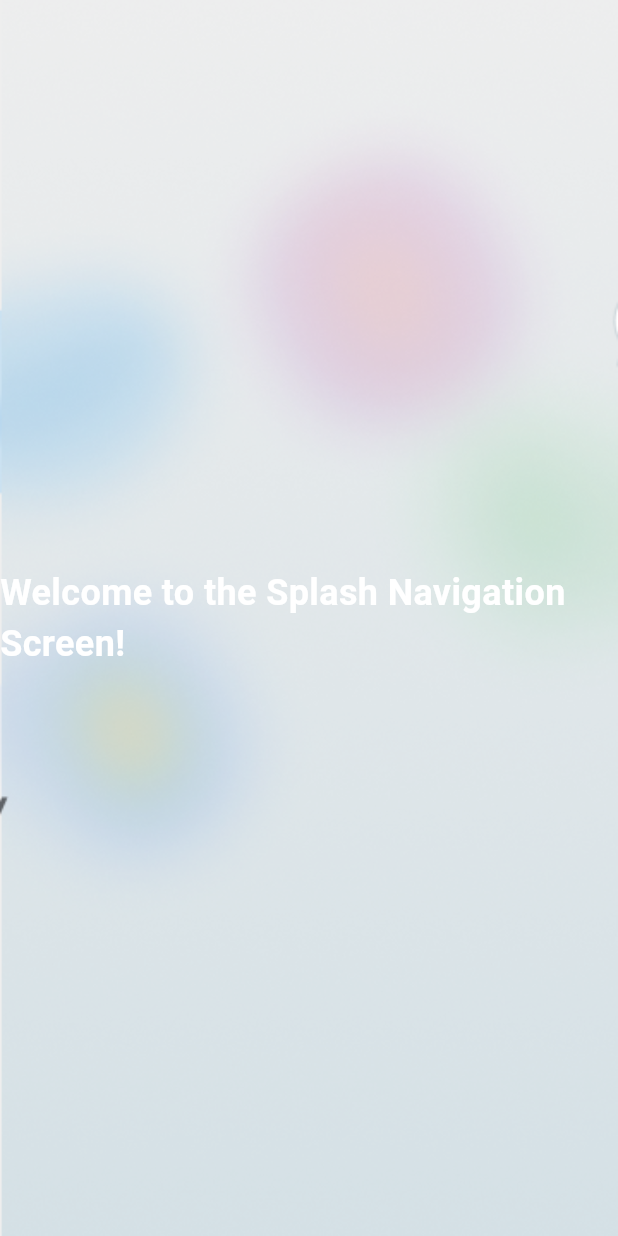
After one commit to imhemish/Orbcura, a Flutter app: the SplashNavScreen screen opened by its route, on a phone screen of 412 x 824 dp. The commit adds this screen. Run offline on Flutter 3.47's test engine with Material 3 defaults, Android fonts, the phone set to English and light mode, and no system bars; our stand-ins replace video_player.

Commit message:
updated splash

```diff
--- a/orbcura_app/lib/screens/splash.dart
+++ b/orbcura_app/lib/screens/splash.dart
@@ -20,7 +20,8 @@ class _SplashScreenState extends State<SplashScreen> {
 
     _controller.addListener(() {
       if (_controller.value.position == _controller.value.duration) {
-        Navigator.of(context).pushReplacementNamed('/home'); // Navigate to home screen
+        Navigator.of(context)
+            .pushReplacementNamed('/splash_nav'); // Navigate to home screen
       }
     });
   }
--- /dev/null
+++ b/orbcura_app/lib/screens/splash_nav.dart
@@ -0,0 +1,35 @@
+import 'package:flutter/material.dart';
+
+class SplashNavScreen extends StatefulWidget {
+  const SplashNavScreen({super.key});
+
+  @override
+  State<SplashNavScreen> createState() => _SplashNavScreenState();
+}
+
+class _SplashNavScreenState extends State<SplashNavScreen> {
+  @override
+  Widget build(BuildContext context) {
+    return Scaffold(
+      body: Stack(
+        fit: StackFit.expand,
+        children: <Widget>[
+          Image.asset(
+            'assets/background_splash_nav.png', // Replace with your image asset path
+            fit: BoxFit.cover,
+          ),
+          Center(
+            child: Text(
+              'Welcome to the Splash Navigation Screen!',
+              style: TextStyle(
+                color: Colors.white,
+                fontSize: 24,
+                fontWeight: FontWeight.bold,
+              ),
+            ),
+          ),
+        ],
+      ),
+    );
+  }
+}
--- a/orbcura_app/lib/views/main.dart
+++ b/orbcura_app/lib/views/main.dart
@@ -1,5 +1,7 @@
 import 'package:flutter/material.dart';
+import 'package:orbcura_app/screens/home_screen.dart';
 import 'package:orbcura_app/screens/splash.dart';
+import 'package:orbcura_app/screens/splash_nav.dart';
 
 void main() {
   runApp(const MyApp());
@@ -15,6 +17,11 @@ class MyApp extends StatelessWidget {
       title: 'Flutter Demo',
       debugShowCheckedModeBanner: false,
       home: SplashScreen(),
+      routes: {
+        '/home':(context) => HomeScreen(),
+        // '/splash':(context) => SplashScreen(),
+        '/splash_nav':(context) => SplashNavScreen()
+      },
     );
   }
 }
--- a/orbcura_app/pubspec.yaml
+++ b/orbcura_app/pubspec.yaml
@@ -62,7 +62,7 @@ flutter:
   # To add assets to your application, add an assets section, like this:
   assets:
     - assets/splash_video.mp4
-  #   - images/a_dot_ham.jpeg
+    - assets/background_splash_nav.png
 
   # An image asset can refer to one or more resolution-specific "variants", see
   # https://flutter.dev/assets-and-images/#resolution-aware
```
Also changed, not shown: orbcura_app/assets/background_splash_nav.png (added).
